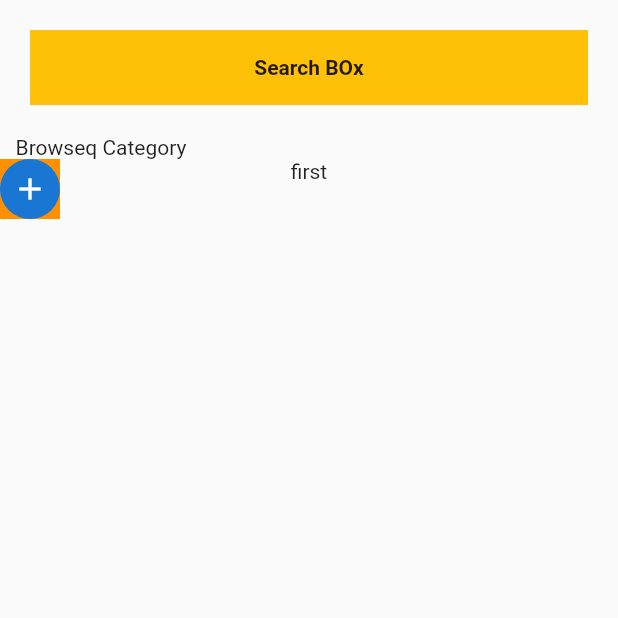
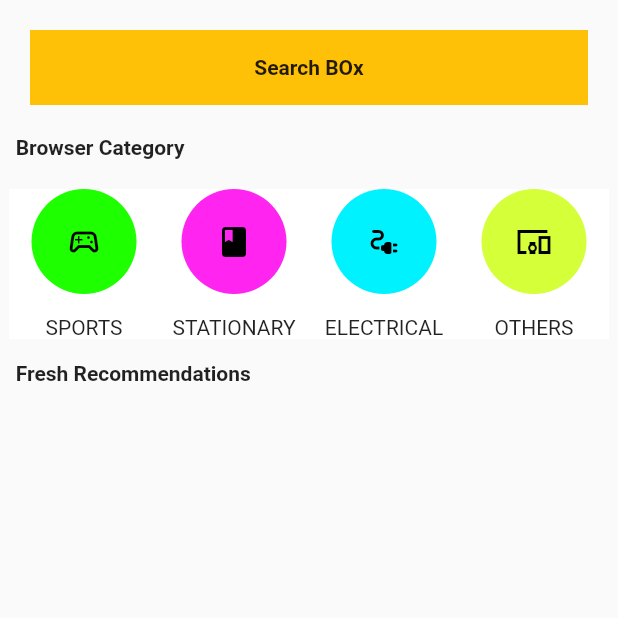
Before and after one commit to shivaAg04/kiet_olx, a Flutter app: the screen it shows after launch, on a phone screen of 412 x 824 dp, the top half of it. Run offline on Flutter 3.47's test engine with Material 2 defaults, Android fonts, the phone set to English and light mode, and no system bars; our stand-ins replace lottie, smooth_page_indicator.

Commit message:
category row

```diff
--- a/lib/main.dart
+++ b/lib/main.dart
@@ -1,7 +1,6 @@
 import 'package:flutter/material.dart';
 
 import 'package:kiet_olx/screens/home_screen.dart';
-import 'package:kiet_olx/screens/on_boarding_page.dart';
 
 void main() {
   runApp(const MyApp());
--- /dev/null
+++ b/lib/screens/category_screen.dart
@@ -0,0 +1,14 @@
+import 'package:flutter/material.dart';
+
+class CategoryScreen extends StatelessWidget {
+  const CategoryScreen({Key? key}) : super(key: key);
+
+  @override
+  Widget build(BuildContext context) {
+    return Scaffold(
+      body: Center(
+        child: Text("bfewf"),
+      ),
+    );
+  }
+}
--- a/lib/screens/home_screen.dart
+++ b/lib/screens/home_screen.dart
@@ -1,6 +1,7 @@
 import 'package:flutter/material.dart';
 
 import 'package:kiet_olx/widgets/categories_button.dart';
+import 'package:kiet_olx/widgets/category_row.dart';
 
 import '../widgets/search_bar.dart';
 
@@ -11,24 +12,32 @@ class HomeScreen extends StatelessWidget {
   Widget build(BuildContext context) {
     return Scaffold(
       body: Column(
-        children: [
-          const SearchBar(),
-          const Align(
+        children: const [
+          SearchBar(),
+          Align(
             alignment: Alignment.topLeft,
-            child: Text("   Browseq Category"),
+            child: Text(
+              "   Browser Category",
+              style: TextStyle(fontWeight: FontWeight.bold),
+            ),
           ),
           SizedBox(
-            height: 100,
-            child: ListView(
-              scrollDirection: Axis.vertical,
-              children: [
-                CategoriesButton(
-                    chooseColor: Color(0xFFFF9000),
-                    chooseIcon: Icon(Icons.add),
-                    chooseText: "first")
-              ],
+            height: 20,
+          ),
+          CategooryRow(),
+          SizedBox(
+            height: 15,
+          ),
+          Align(
+            alignment: Alignment.topLeft,
+            child: Text(
+              "   Fresh Recommendations",
+              style: TextStyle(fontWeight: FontWeight.bold),
             ),
-          )
+          ),
+          SizedBox(
+            height: 20,
+          ),
         ],
       ),
     );
--- a/lib/widgets/categories_button.dart
+++ b/lib/widgets/categories_button.dart
@@ -1,7 +1,7 @@
-import 'dart:html';
+// import 'dart:html';
 
 import 'package:flutter/material.dart';
-import 'dart:html';
+import 'package:kiet_olx/screens/category_screen.dart';
 
 class CategoriesButton extends StatelessWidget {
   Color? chooseColor;
@@ -16,21 +16,30 @@ class CategoriesButton extends StatelessWidget {
 
   @override
   Widget build(BuildContext context) {
-    return Stack(
-      children: [
-        Container(
-          height: 40,
-          width: 40,
-          color: chooseColor,
+    return GestureDetector(
+      onTap: () {
+        Navigator.push(context,
+            MaterialPageRoute(builder: ((context) => CategoryScreen())));
+      },
+      child: Container(
+        height: 100,
+        width: 100,
+        color: Color.fromARGB(255, 255, 255, 255),
+        child: Column(
+          children: [
+            CircleAvatar(
+              maxRadius: 35,
+              child: chooseIcon,
+              backgroundColor: chooseColor,
+            ),
+            Spacer(),
+            Text(
+              chooseText!,
+              softWrap: true,
+            ),
+          ],
         ),
-        CircleAvatar(
-          child: chooseIcon,
-        ),
-        Align(
-          alignment: Alignment.bottomCenter,
-          child: Text(chooseText!),
-        )
-      ],
+      ),
     );
   }
 }
--- /dev/null
+++ b/lib/widgets/category_row.dart
@@ -0,0 +1,46 @@
+import 'package:flutter/material.dart';
+
+import 'categories_button.dart';
+
+class CategooryRow extends StatelessWidget {
+  const CategooryRow({Key? key}) : super(key: key);
+
+  @override
+  Widget build(BuildContext context) {
+    return SingleChildScrollView(
+      scrollDirection: Axis.horizontal,
+      child: Row(
+        children: [
+          CategoriesButton(
+              chooseColor: const Color.fromARGB(255, 30, 255, 0),
+              chooseIcon: const Icon(
+                Icons.sports_esports_outlined,
+                color: Color.fromARGB(255, 0, 0, 0),
+              ),
+              chooseText: "SPORTS"),
+          CategoriesButton(
+              chooseColor: const Color.fromARGB(255, 255, 36, 240),
+              chooseIcon: const Icon(
+                Icons.book,
+                color: Color.fromARGB(255, 0, 0, 0),
+              ),
+              chooseText: "STATIONARY"),
+          CategoriesButton(
+              chooseColor: const Color.fromARGB(255, 0, 242, 255),
+              chooseIcon: const Icon(
+                Icons.electrical_services_rounded,
+                color: Color.fromARGB(255, 0, 0, 0),
+              ),
+              chooseText: "ELECTRICAL"),
+          CategoriesButton(
+              chooseColor: const Color.fromARGB(255, 212, 255, 57),
+              chooseIcon: const Icon(
+                Icons.devices_other_sharp,
+                color: Color.fromARGB(255, 0, 0, 0),
+              ),
+              chooseText: "OTHERS"),
+        ],
+      ),
+    );
+  }
+}
```
